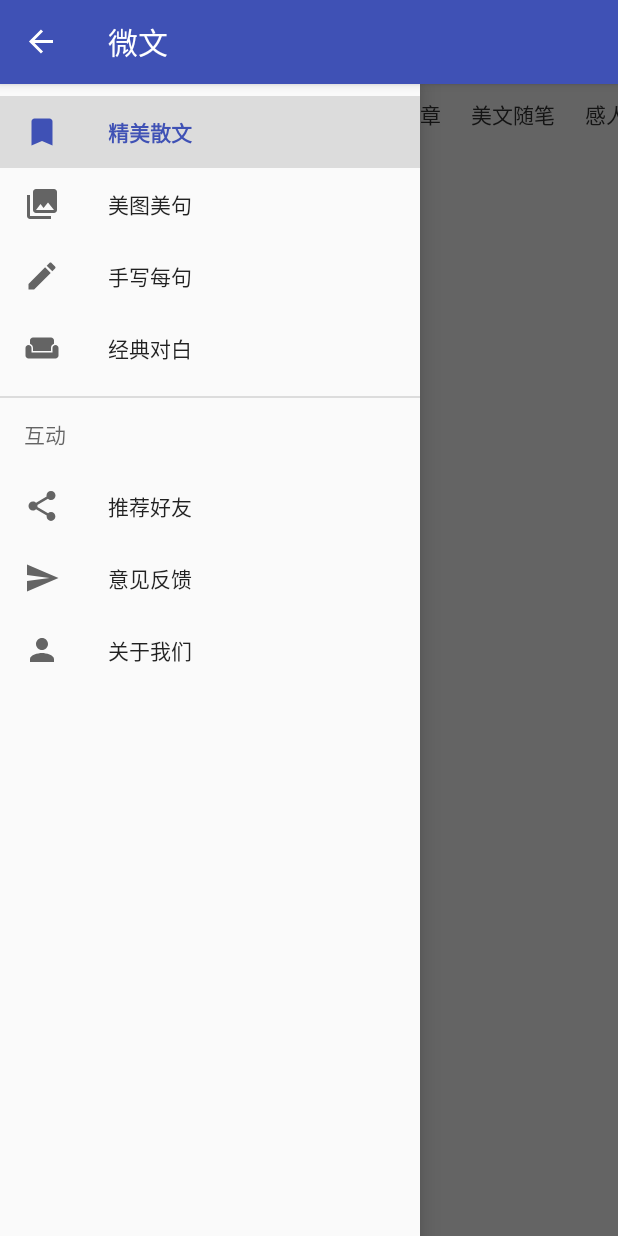
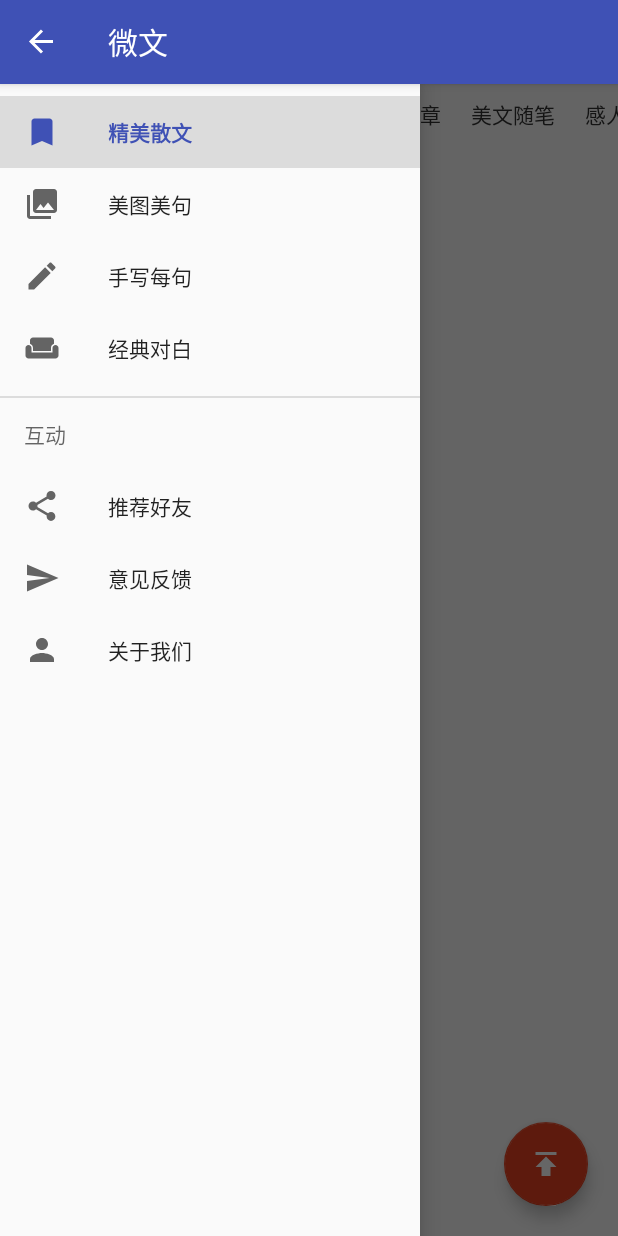
Before and after one commit to sdwfqin/MicroText, an Android app: the screen it shows after launch (MainActivity), with the side drawer open, on a phone screen of 412 x 824 dp. Run offline under Robolectric (Android 15) with nearby library versions, the phone set to English and light mode, and no system bars; our stand-ins replace ButterKnife; 2 statements that could not run were skipped.

Commit message:
UI优化

```diff
--- a/app/src/main/java/com/sdwfqin/microtext/fragment/HomeFragment.java
+++ b/app/src/main/java/com/sdwfqin/microtext/fragment/HomeFragment.java
@@ -5,6 +5,8 @@ import android.content.Intent;
 import android.graphics.Color;
 import android.os.Bundle;
 import android.support.annotation.Nullable;
+import android.support.design.widget.FloatingActionButton;
+import android.support.design.widget.Snackbar;
 import android.support.v4.app.Fragment;
 import android.support.v4.view.PagerAdapter;
 import android.support.v7.widget.RecyclerView;
@@ -65,6 +67,7 @@ public class HomeFragment extends Fragment {
     int i = 1;
     private PullLoadMoreRecyclerView mPullLoadMoreRecyclerView;
     private RecyclerViewAdapter mRecyclerViewAdapter;
+    private FloatingActionButton mMFloatingActionButton;
 
     //加载标签数据
     {
@@ -112,6 +115,15 @@ public class HomeFragment extends Fragment {
         ButterKnife.inject(this, mView);
 
         initView();
+
+        mMFloatingActionButton = (FloatingActionButton) mView.findViewById(R.id.fab);
+        mMFloatingActionButton.setOnClickListener(new View.OnClickListener() {
+            @Override
+            public void onClick(View view) {
+                //底部小窗
+                mPullLoadMoreRecyclerView.scrollToTop();
+            }
+        });
         return mView;
     }
 
@@ -131,7 +143,7 @@ public class HomeFragment extends Fragment {
         mRecyclerViewAdapter = new RecyclerViewAdapter();
         mPullLoadMoreRecyclerView.setFooterViewText(R.string.order_load_text);
         //设置刷新颜色
-        mPullLoadMoreRecyclerView.setColorSchemeResources(android.R.color.holo_orange_dark, android.R.color.holo_blue_dark);
+        mPullLoadMoreRecyclerView.setColorSchemeResources(android.R.color.holo_red_light, android.R.color.holo_blue_dark);
         mPullLoadMoreRecyclerView.setAdapter(mRecyclerViewAdapter);
 
         mPullLoadMoreRecyclerView.setRefreshing(true);
--- /dev/null
+++ b/app/src/main/res/drawable/ic_top.xml
@@ -0,0 +1,9 @@
+<vector xmlns:android="http://schemas.android.com/apk/res/android"
+        android:width="24dp"
+        android:height="24dp"
+        android:viewportWidth="24.0"
+        android:viewportHeight="24.0">
+    <path
+        android:fillColor="#FFFFFFFF"
+        android:pathData="M5,4v2h14L19,4L5,4zM5,14h4v6h6v-6h4l-7,-7 -7,7z"/>
+</vector>
--- a/app/src/main/res/layout/activity_main.xml
+++ b/app/src/main/res/layout/activity_main.xml
@@ -25,10 +25,24 @@
         tools:openDrawer="start"
         >
 
-        <include
-            layout="@layout/app_bar_main"
+        <android.support.design.widget.CoordinatorLayout
             android:layout_width="match_parent"
-            android:layout_height="match_parent"/>
+            android:layout_height="match_parent"
+            android:fitsSystemWindows="true">
+
+            <RelativeLayout
+                android:layout_width="match_parent"
+                android:layout_height="match_parent"
+                app:layout_behavior="@string/appbar_scrolling_view_behavior">
+
+                <FrameLayout
+                    android:id="@+id/main_fragment"
+                    android:layout_width="match_parent"
+                    android:layout_height="match_parent">
+                </FrameLayout>
+            </RelativeLayout>
+
+        </android.support.design.widget.CoordinatorLayout>
 
         <!-- 侧栏 -->
         <android.support.design.widget.NavigationView
--- a/app/src/main/res/layout/fragment_home.xml
+++ b/app/src/main/res/layout/fragment_home.xml
@@ -1,5 +1,10 @@
 <?xml version="1.0" encoding="utf-8"?>
-<LinearLayout xmlns:android="http://schemas.android.com/apk/res/android"
+<android.support.design.widget.CoordinatorLayout
+    xmlns:android="http://schemas.android.com/apk/res/android"
+    android:layout_width="match_parent"
+    android:layout_height="match_parent">
+
+    <LinearLayout
         android:layout_width="match_parent"
         android:layout_height="match_parent"
         android:orientation="vertical">
@@ -15,3 +20,13 @@
             android:layout_height="match_parent"/>
 
     </LinearLayout>
+
+    <android.support.design.widget.FloatingActionButton
+        android:id="@+id/fab"
+        android:layout_width="wrap_content"
+        android:layout_height="wrap_content"
+        android:layout_gravity="bottom|end"
+        android:layout_margin="20dp"
+        android:src="@drawable/ic_top"/>
+
+</android.support.design.widget.CoordinatorLayout>
--- a/app/src/main/res/values/colors.xml
+++ b/app/src/main/res/values/colors.xml
@@ -2,7 +2,7 @@
 <resources>
     <color name="colorPrimary">#3F51B5</color>
     <color name="colorPrimaryDark">#303F9F</color>
-    <color name="colorAccent">#FF4081</color>
+    <color name="colorAccent">#e94220</color>
 
     <color name="colorWhite">#FFFFFF</color>
     <color name="colorGray">#2e2e2e</color>
```
Also changed, not shown: app/src/main/res/layout/app_bar_main.xml (deleted, +0 -19 lines), app/src/main/res/layout/content_main.xml (deleted, +0 -16 lines). Lines whose indentation alone changed are shown as unchanged.
